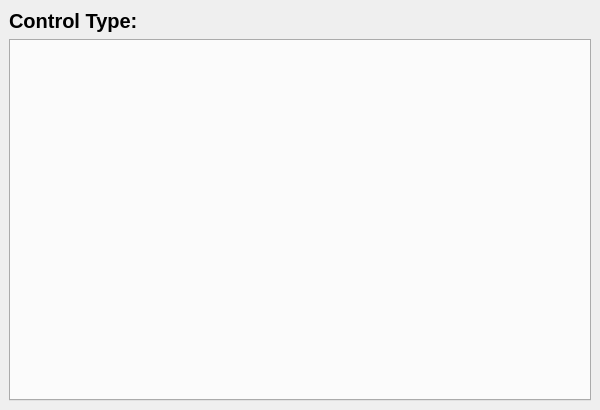
Above: modules/feedbackcontroller/widget/feedbackcontroller.ui from tud-hri/joan before the change. Below: the same form after it.
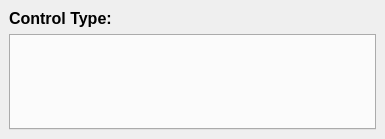
That is the form after the change.

Commit message: added UI for keyboard and overall layout

```diff
--- a/modules/feedbackcontroller/widget/feedbackcontroller.ui
+++ b/modules/feedbackcontroller/widget/feedbackcontroller.ui
@@ -6,8 +6,8 @@
    <rect>
     <x>0</x>
     <y>0</y>
-    <width>600</width>
-    <height>410</height>
+    <width>385</width>
+    <height>139</height>
    </rect>
   </property>
   <property name="windowTitle">
@@ -19,7 +19,7 @@
      <widget class="QLabel" name="lblControltype">
       <property name="font">
        <font>
-        <pointsize>15</pointsize>
+        <pointsize>12</pointsize>
         <weight>75</weight>
         <bold>true</bold>
        </font>
```
The commit also changes 4 other files.
